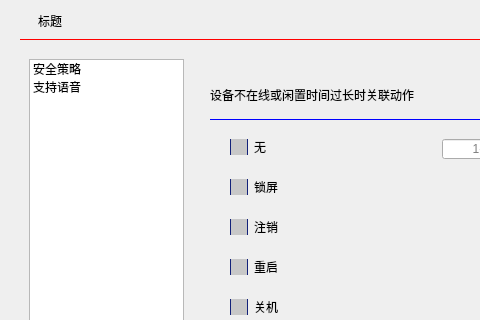
Before: the Qt Designer form SysSafe/mainwindow.ui in gessd/whh, drawn with Qt 5; both pictures show x 0 to 480 and y 0 to 320 of the 800 by 480 pixel window.
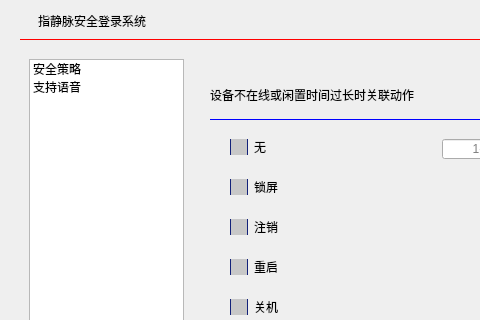
After: the same form once the commit is applied. Icons and pictures are not drawn.

Diff of the .ui file:
```diff
--- a/SysSafe/mainwindow.ui
+++ b/SysSafe/mainwindow.ui
@@ -75,7 +75,7 @@
       </rect>
      </property>
      <property name="text">
-      <string>标题</string>
+      <string>指静脉安全登录系统</string>
      </property>
     </widget>
     <widget class="QToolButton" name="btnTitleSet">
```
